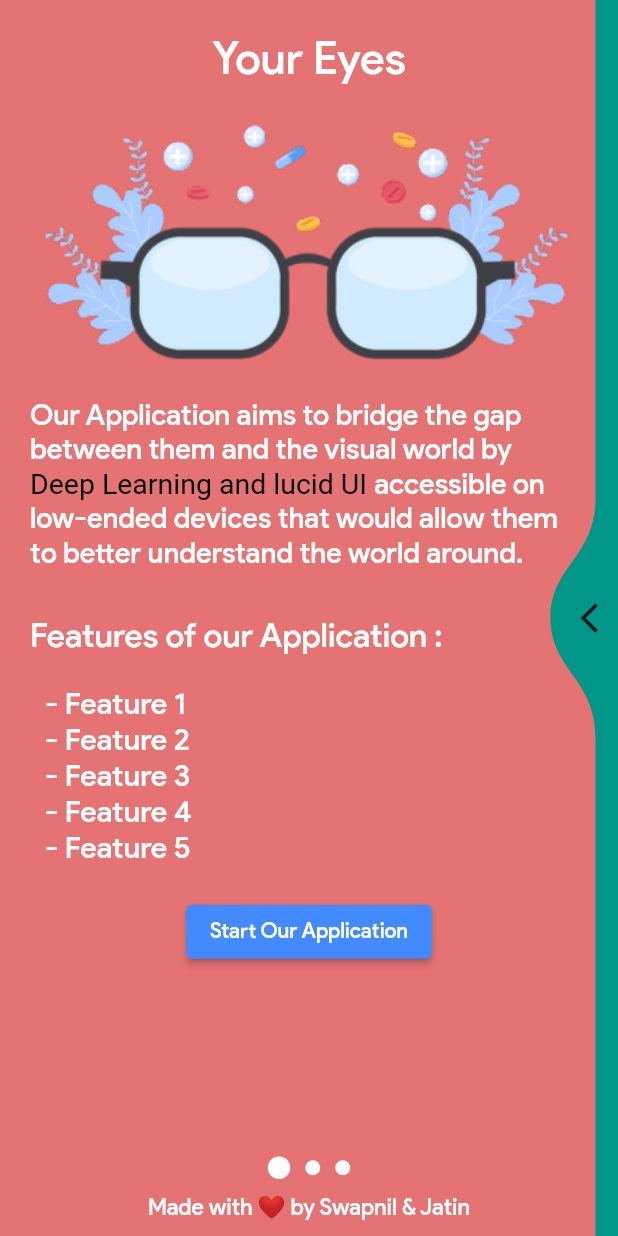
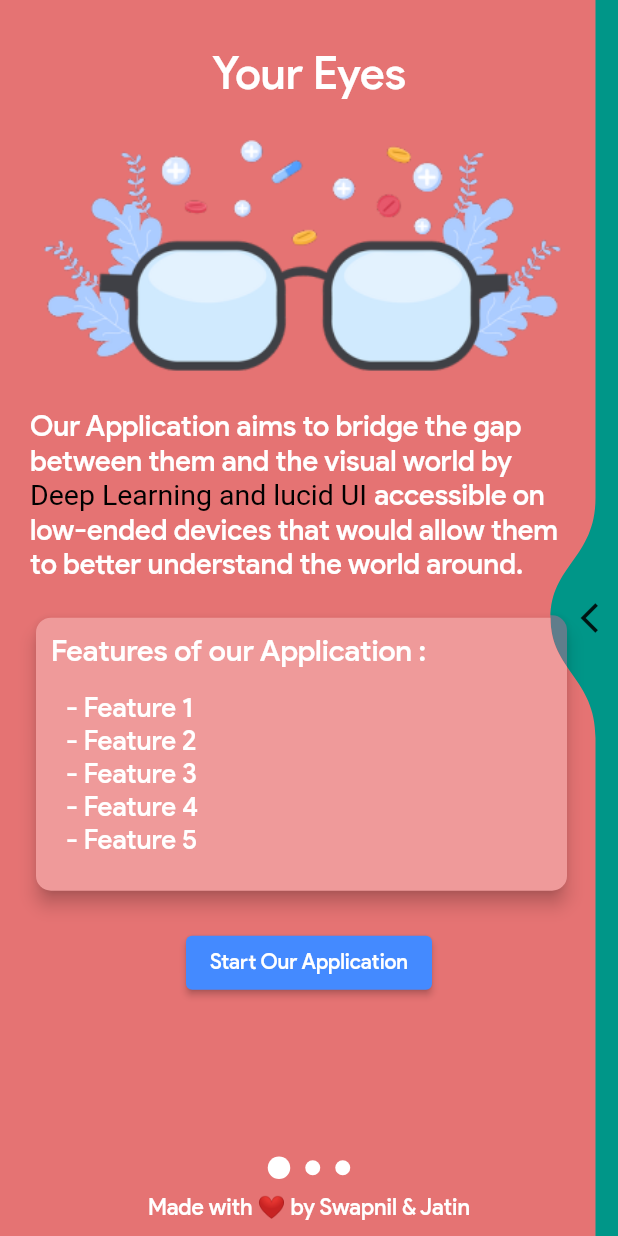
Before and after one commit to jatiinyadav/Your_Eyes, a Flutter app: the screen it shows after launch, on a phone screen of 412 x 824 dp. Run offline on Flutter 3.47's test engine with Material 2 defaults, Android fonts, the phone set to English and light mode, and no system bars; drawn by our look-alikes of liquid_swipe.

Commit message:
Pages Added

```diff
--- a/lib/content/page1.dart
+++ b/lib/content/page1.dart
@@ -13,7 +13,7 @@ class PageOne extends StatelessWidget {
         children: [
           Center(
             child: Padding(
-              padding: EdgeInsets.only(top: 20.0),
+              padding: EdgeInsets.only(top: 30.0),
               child: Text(
                 'Your Eyes',
                 style: TextStyle(
@@ -31,7 +31,7 @@ class PageOne extends StatelessWidget {
                 top: 20.0,
                 bottom: 20.0,
                 left: 20.0,
-                right: 25.0,
+                right: 30.0,
               ),
               child: Column(
                 children: [
@@ -44,7 +44,8 @@ class PageOne extends StatelessWidget {
                   ),
                   Text.rich(
                     TextSpan(
-                      text: 'Our Application aims to bridge the gap between them and the visual world by',
+                      text:
+                          'Our Application aims to bridge the gap between them and the visual world by',
                       style: TextStyle(
                         fontSize: 19,
                         fontFamily: 'OpenSans',
@@ -55,8 +56,7 @@ class PageOne extends StatelessWidget {
                         TextSpan(
                           text: ' Deep Learning and lucid UI ',
                           style: TextStyle(
-                              fontStyle: FontStyle.normal,
-                              color: Colors.black),
+                              fontStyle: FontStyle.normal, color: Colors.black),
                         ),
                         TextSpan(
                           text:
@@ -69,37 +69,29 @@ class PageOne extends StatelessWidget {
               ),
             ),
           ),
-          Padding(
-            padding: EdgeInsets.only(
-              top: 10.0,
+          Container(
+            width: 420,
+            height: 210,
+            padding: new EdgeInsets.only(
               bottom: 20.0,
               left: 20.0,
-              right: 25.0,
+              right: 30.0,
             ),
+            child: Card(
+              shape: RoundedRectangleBorder(
+                borderRadius: BorderRadius.circular(10.0),
+              ),
+              color: Colors.red[200],
+              elevation: 5,
+              child: Column(
+                mainAxisSize: MainAxisSize.min,
+                children: [
+                  Padding(
+                    padding: EdgeInsets.all(10.0),
                     child: Align(
                       alignment: Alignment.centerLeft,
                       child: Text(
                         'Features of our Application :',
-                textAlign: TextAlign.left,
-                style: TextStyle(
-                  fontSize: 22,
-                  fontFamily: 'OpenSans',
-                  decoration: TextDecoration.none,
-                  color: Colors.white,
-                ),
-              ),
-            ),
-          ),
-          Padding(
-            padding: EdgeInsets.only(
-              bottom: 20.0,
-              left: 30.0,
-              right: 25.0,
-            ),
-            child: Align(
-              alignment: Alignment.centerLeft,
-              child: Text(
-                '- Feature 1 \n- Feature 2 \n- Feature 3 \n- Feature 4 \n- Feature 5',
                         textAlign: TextAlign.left,
                         style: TextStyle(
                           fontSize: 20,
@@ -110,6 +102,57 @@ class PageOne extends StatelessWidget {
                       ),
                     ),
                   ),
+                  Padding(
+                    padding: EdgeInsets.only(top: 5.0, left: 20.0, right: 5.0, bottom: 5.0),
+                    child: Align(
+                      alignment: Alignment.centerLeft,
+                      child: Text(
+                        '- Feature 1 \n- Feature 2 \n- Feature 3 \n- Feature 4 \n- Feature 5',
+                        textAlign: TextAlign.left,
+                        style: TextStyle(
+                          fontSize: 18,
+                          fontFamily: 'OpenSans',
+                          decoration: TextDecoration.none,
+                          color: Colors.white,
+                        ),
+                      ),
+                    ),
+                  ),
+                ],
+              ),
+            ),
+          ),
+          // Padding(
+          //   padding: EdgeInsets.only(
+          //     top: 10.0,
+          //     bottom: 20.0,
+          //     left: 20.0,
+          //     right: 25.0,
+          //   ),
+          //   child: Align(
+          //     alignment: Alignment.centerLeft,
+          //     child: Text(
+          //       'Features of our Application :',
+          //       textAlign: TextAlign.left,
+          //       style: TextStyle(
+          //         fontSize: 22,
+          //         fontFamily: 'OpenSans',
+          //         decoration: TextDecoration.none,
+          //         color: Colors.white,
+          //       ),
+          //     ),
+          //   ),
+          // ),
+          // Padding(
+          //   padding: EdgeInsets.only(
+          //     bottom: 20.0,
+          //     left: 30.0,
+          //     right: 25.0,
+          //   ),
+          //   child: Align(
+          //     alignment: Alignment.centerLeft,
+
+          // ),
           ElevatedButton(
             style: ElevatedButton.styleFrom(
               primary: Colors.blueAccent, // background
--- a/lib/content/page2.dart
+++ b/lib/content/page2.dart
@@ -13,7 +13,7 @@ class PageTwo extends StatelessWidget {
         children: [
           Center(
             child: Padding(
-              padding: EdgeInsets.only(top: 20.0),
+              padding: EdgeInsets.only(top: 30.0),
               child: Text(
                 'Braille Code',
                 style: TextStyle(
@@ -40,12 +40,11 @@ class PageTwo extends StatelessWidget {
                     child: Image.asset('assets/Braille.png'),
                   ),
                   SizedBox(
-                    height: 20.0,
+                    height: 32.0,
                   ),
                   Text.rich(
                     TextSpan(
-                      text:
-                          'Braille Code is a tactile code enabling',
+                      text: 'Braille Code is a tactile code enabling',
                       style: TextStyle(
                         fontSize: 19,
                         fontFamily: 'OpenSans',
@@ -74,20 +73,32 @@ class PageTwo extends StatelessWidget {
               ),
             ),
           ),
-          Padding(
-            padding: EdgeInsets.only(
-              top: 10.0,
+          Container(
+            width: 420,
+            height: 210,
+            padding: new EdgeInsets.only(
               bottom: 20.0,
               left: 20.0,
-              right: 25.0,
+              right: 30.0,
             ),
+            child: Card(
+              shape: RoundedRectangleBorder(
+                borderRadius: BorderRadius.circular(10.0),
+              ),
+              color: Colors.blueGrey,
+              elevation: 5,
+              child: Column(
+                mainAxisSize: MainAxisSize.min,
+                children: [
+                  Padding(
+                    padding: EdgeInsets.all(10.0),
                     child: Align(
                       alignment: Alignment.centerLeft,
                       child: Text(
                         'Braille Code Includes:',
                         textAlign: TextAlign.left,
                         style: TextStyle(
-                  fontSize: 22,
+                          fontSize: 20,
                           fontFamily: 'OpenSans',
                           decoration: TextDecoration.none,
                           color: Colors.white,
@@ -97,9 +108,10 @@ class PageTwo extends StatelessWidget {
                   ),
                   Padding(
                     padding: EdgeInsets.only(
-              bottom: 20.0,
-              left: 30.0,
-              right: 25.0,
+                      top: 5.0,
+                      left: 20.0,
+                      right: 5.0,
+                      bottom: 5.0,
                     ),
                     child: Align(
                       alignment: Alignment.centerLeft,
@@ -107,11 +119,15 @@ class PageTwo extends StatelessWidget {
                         '- Eight-dot braille \n- Letters \n- Formatting \n- Punctuation \n- Contractions',
                         textAlign: TextAlign.left,
                         style: TextStyle(
-                  fontSize: 20,
+                          fontSize: 18,
                           fontFamily: 'OpenSans',
                           decoration: TextDecoration.none,
                           color: Colors.white,
                         ),
+                      ),
+                    ),
+                  ),
+                ],
               ),
             ),
           ),
```
Also changed, not shown: lib/content/page3.dart (+29 -12 lines). Lines whose indentation alone changed are shown as unchanged.
